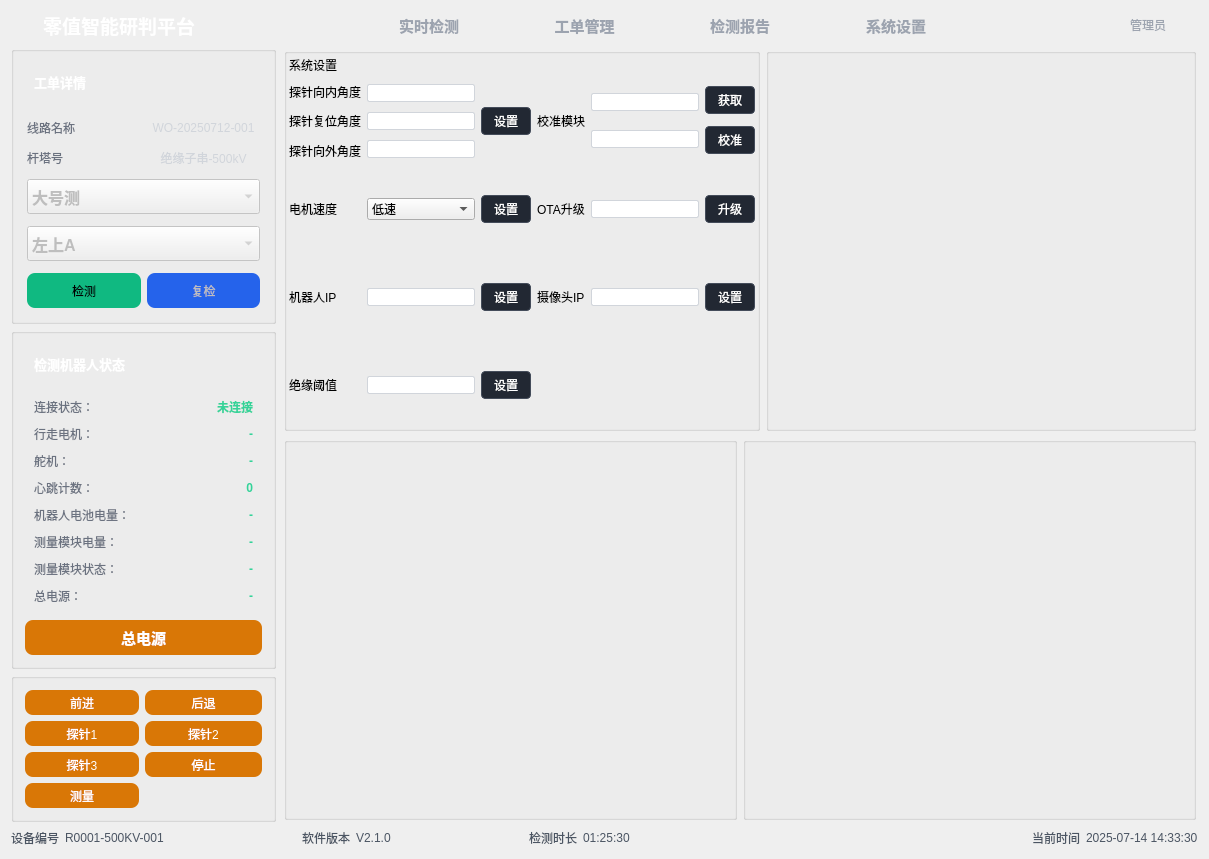
Above: Insulator_Zero_Value_Detection_Robot/UI/Insulator_Zero_Value_Detection_Robot.ui from yangreest/Zero-value-Insulator-Robot-V2 before the change. Below: the same form after it.
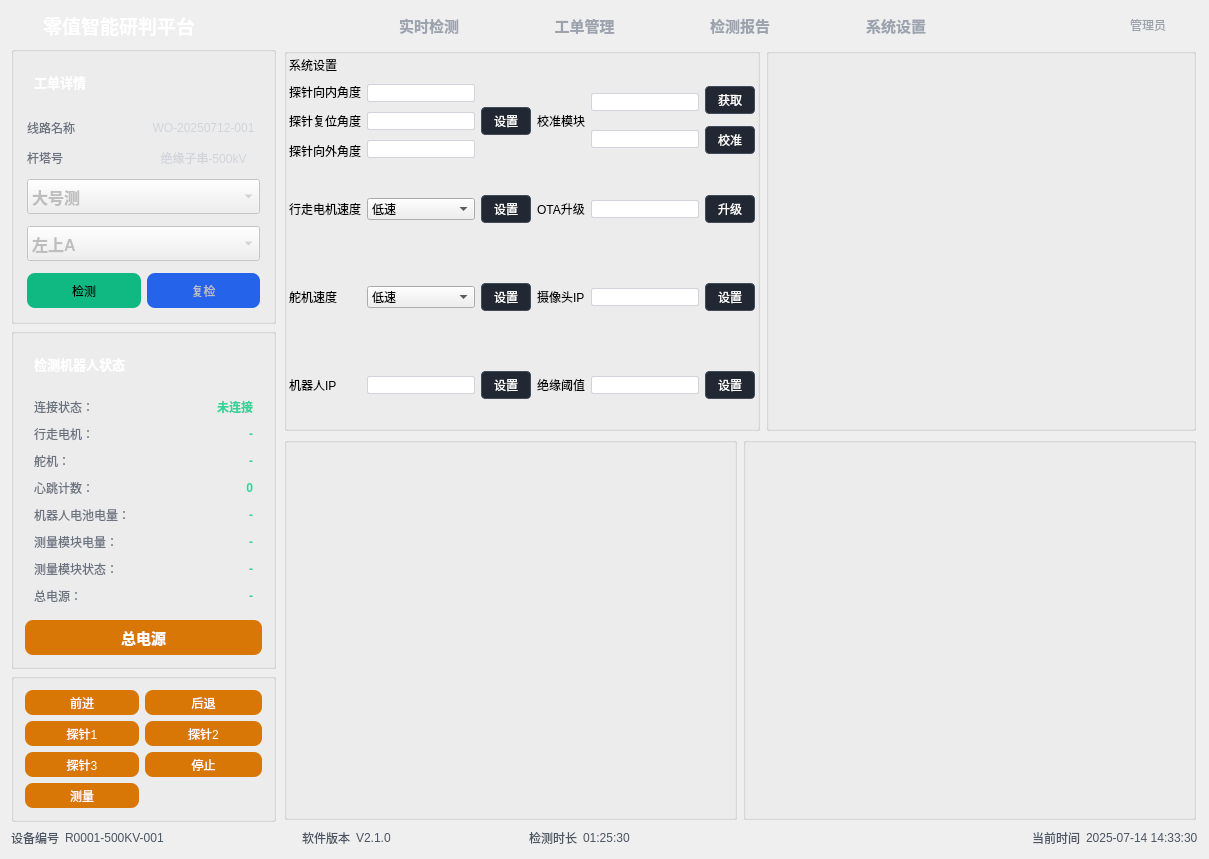
That is the form after the change. The open tabs and pages were chosen to show the change. Icons and pictures are not drawn.

Commit message:
添加舵机速度配置和JSON格式测量数据存储
- 在配置管理器中添加舵机速度参数和ServoSpeed XML元素
- 将测量数据存储格式从二进制转换为JSON格式
- 添加QJsonDocument、QJsonObject相关依赖和工具函数
- 实现测量数据的实时同步保存到配置文件
- 修复配置读取时的空指针检查逻辑
- 添加测量结果显示的颜色标识功能
- 增强工单删除和重测功能的用户交互
- 更新控制板通信协议以支持舵机速度参数传递

What changed in the file:
```diff
--- a/Insulator_Zero_Value_Detection_Robot/UI/Insulator_Zero_Value_Detection_Robot.ui
+++ b/Insulator_Zero_Value_Detection_Robot/UI/Insulator_Zero_Value_Detection_Robot.ui
@@ -5561,32 +5561,6 @@
                      </item>
                     </widget>
                    </item>
-                   <item row="2" column="4">
-                    <widget class="QPushButton" name="pushButton_8">
-                     <property name="styleSheet">
-                      <string notr="true">
-QPushButton
-{
-    background-color:#222833;
-    color:white;
-    border:1px solid #444c5a;
-    border-radius:4px;
-    padding:4px 12px;
-}
-QPushButton:hover
-{
-    border-color:#60a5fa;
-}
-QPushButton:pressed
-{
-    background-color:#303846;
-}</string>
-                     </property>
-                     <property name="text">
-                      <string>设置</string>
-                     </property>
-                    </widget>
-                   </item>
                    <item row="1" column="6">
                     <widget class="QLineEdit" name="lineEdit_11">
                      <property name="maximumSize">
@@ -5602,21 +5576,6 @@
                      </property>
                     </widget>
                    </item>
-                   <item row="2" column="3">
-                    <widget class="QLineEdit" name="lineEdit_9">
-                     <property name="maximumSize">
-                      <size>
-                       <width>200</width>
-                       <height>16777215</height>
-                      </size>
-                     </property>
-                     <property name="styleSheet">
-                      <string notr="true">color:#d1d5db;
-border:1px solid #d1d5db;
-border-radius:2px;</string>
-                     </property>
-                    </widget>
-                   </item>
                    <item row="2" column="7">
                     <widget class="QPushButton" name="pushButton_9">
                      <property name="styleSheet">
@@ -5710,19 +5669,6 @@
                      </property>
                     </widget>
                    </item>
-                   <item row="2" column="1">
-                    <widget class="QLabel" name="label_98">
-                     <property name="sizePolicy">
-                      <sizepolicy hsizetype="Preferred" vsizetype="Expanding">
-                       <horstretch>0</horstretch>
-                       <verstretch>0</verstretch>
-                      </sizepolicy>
-                     </property>
-                     <property name="text">
-                      <string>机器人IP</string>
-                     </property>
-                    </widget>
-                   </item>
                    <item row="1" column="1">
                     <widget class="QLabel" name="label_97">
                      <property name="sizePolicy">
@@ -5732,7 +5678,7 @@
                       </sizepolicy>
                      </property>
                      <property name="text">
-                      <string>电机速度</string>
+                      <string>行走电机速度</string>
                      </property>
                     </widget>
                    </item>
@@ -5838,7 +5784,48 @@
                      </property>
                     </widget>
                    </item>
-                   <item row="3" column="1">
+                   <item row="3" column="7">
+                    <widget class="QPushButton" name="pushButton_29">
+                     <property name="styleSheet">
+                      <string notr="true">
+QPushButton
+{
+    background-color:#222833;
+    color:white;
+    border:1px solid #444c5a;
+    border-radius:4px;
+    padding:4px 12px;
+}
+QPushButton:hover
+{
+    border-color:#60a5fa;
+}
+QPushButton:pressed
+{
+    background-color:#303846;
+}</string>
+                     </property>
+                     <property name="text">
+                      <string>设置</string>
+                     </property>
+                    </widget>
+                   </item>
+                   <item row="3" column="6">
+                    <widget class="QLineEdit" name="lineEdit_15">
+                     <property name="maximumSize">
+                      <size>
+                       <width>200</width>
+                       <height>16777215</height>
+                      </size>
+                     </property>
+                     <property name="styleSheet">
+                      <string notr="true">color:#d1d5db;
+border:1px solid #d1d5db;
+border-radius:2px;</string>
+                     </property>
+                    </widget>
+                   </item>
+                   <item row="3" column="5">
                     <widget class="QLabel" name="label_103">
                      <property name="sizePolicy">
                       <sizepolicy hsizetype="Preferred" vsizetype="Expanding">
@@ -5851,8 +5838,21 @@
                      </property>
                     </widget>
                    </item>
+                   <item row="3" column="1">
+                    <widget class="QLabel" name="label_98">
+                     <property name="sizePolicy">
+                      <sizepolicy hsizetype="Preferred" vsizetype="Expanding">
+                       <horstretch>0</horstretch>
+                       <verstretch>0</verstretch>
+                      </sizepolicy>
+                     </property>
+                     <property name="text">
+                      <string>机器人IP</string>
+                     </property>
+                    </widget>
+                   </item>
                    <item row="3" column="3">
-                    <widget class="QLineEdit" name="lineEdit_15">
+                    <widget class="QLineEdit" name="lineEdit_9">
                      <property name="maximumSize">
                       <size>
                        <width>200</width>
@@ -5867,7 +5867,7 @@
                     </widget>
                    </item>
                    <item row="3" column="4">
-                    <widget class="QPushButton" name="pushButton_29">
+                    <widget class="QPushButton" name="pushButton_8">
                      <property name="styleSheet">
                       <string notr="true">
 QPushButton
@@ -5892,6 +5892,64 @@
                      </property>
                     </widget>
                    </item>
+                   <item row="2" column="4">
+                    <widget class="QPushButton" name="pushButton_19">
+                     <property name="styleSheet">
+                      <string notr="true">
+QPushButton
+{
+    background-color:#222833;
+    color:white;
+    border:1px solid #444c5a;
+    border-radius:4px;
+    padding:4px 12px;
+}
+QPushButton:hover
+{
+    border-color:#60a5fa;
+}
+QPushButton:pressed
+{
+    background-color:#303846;
+}</string>
+                     </property>
+                     <property name="text">
+                      <string>设置</string>
+                     </property>
+                    </widget>
+                   </item>
+                   <item row="2" column="3">
+                    <widget class="QComboBox" name="comboBox_4">
+                     <item>
+                      <property name="text">
+                       <string>低速</string>
+                      </property>
+                     </item>
+                     <item>
+                      <property name="text">
+                       <string>中速</string>
+                      </property>
+                     </item>
+                     <item>
+                      <property name="text">
+                       <string>高速</string>
+                      </property>
+                     </item>
+                    </widget>
+                   </item>
+                   <item row="2" column="1">
+                    <widget class="QLabel" name="label_105">
+                     <property name="sizePolicy">
+                      <sizepolicy hsizetype="Preferred" vsizetype="Expanding">
+                       <horstretch>0</horstretch>
+                       <verstretch>0</verstretch>
+                      </sizepolicy>
+                     </property>
+                     <property name="text">
+                      <string>舵机速度</string>
+                     </property>
+                    </widget>
+                   </item>
                   </layout>
                  </item>
                 </layout>
```
Left out of the diff: 4 changed lines with no effect on the pictures. The commit also changes 6 other files.
